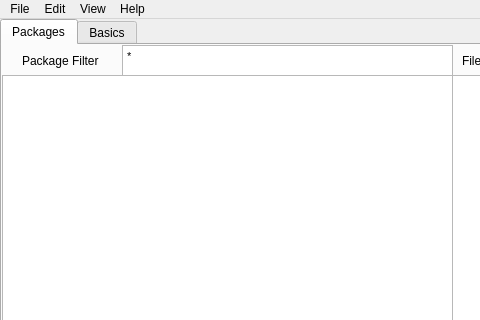
Old version of the form src/conan_app_launcher/ui/qt/app_grid.ui in the repository goszpeti/conan_explorer; both pictures show x 0 to 480 and y 0 to 320 of the 836 by 633 pixel window.
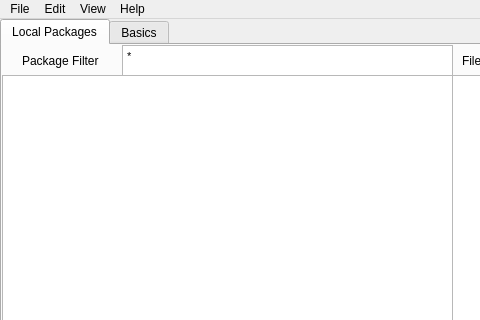
New version of the form. Icons and pictures are not drawn.

Diff of the .ui file:
```diff
--- a/src/conan_app_launcher/ui/qt/app_grid.ui
+++ b/src/conan_app_launcher/ui/qt/app_grid.ui
@@ -49,7 +49,7 @@
       </property>
       <widget class="QWidget" name="package_viewer">
        <attribute name="title">
-        <string>Packages</string>
+        <string>Local Packages</string>
        </attribute>
        <widget class="QTreeView" name="treeView">
         <property name="geometry">
```
Left out of the diff: 6 changed lines with no effect on the pictures.
